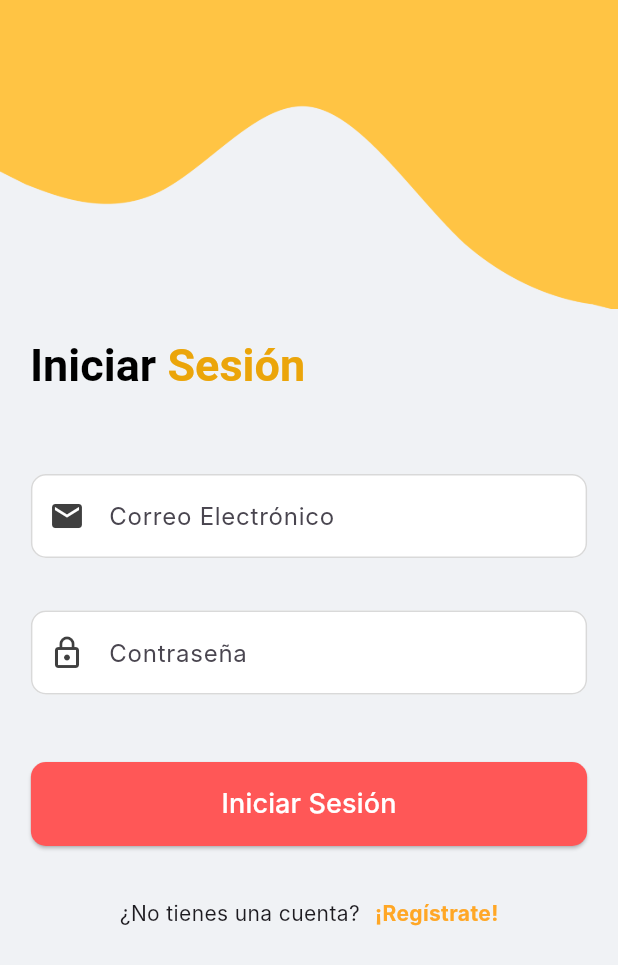
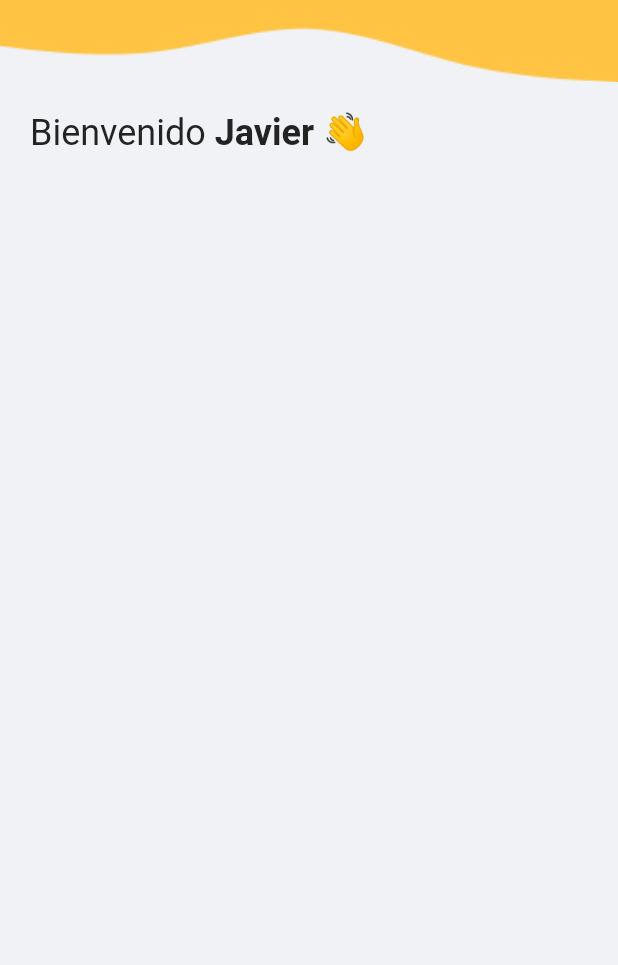
Before and after one commit to SI728-Emergentes-CargaSinEstres/mobile-app, a Flutter app: the LoginScreen screen opened by its route, after a tap on "Iniciar Sesión", on a phone screen of 412 x 824 dp. Shown: the top 965 px of the screen. Run offline on Flutter 3.47's test engine with Material 3 defaults, Android fonts, the phone set to English and light mode, and no system bars; Roboto replaces fonts that are missing (Inter).

Commit message:
feat: Add home screen

```diff
--- a/carga_sin_estres_flutter/lib/main.dart
+++ b/carga_sin_estres_flutter/lib/main.dart
@@ -1,3 +1,4 @@
+import 'package:carga_sin_estres_flutter/screens/menu/home.dart';
 import 'package:carga_sin_estres_flutter/screens/menu/login.dart';
 import 'package:carga_sin_estres_flutter/screens/menu/register.dart';
 import 'package:carga_sin_estres_flutter/screens/menu/splash_screen.dart';
@@ -32,6 +33,9 @@ class MainApp extends StatelessWidget {
           case '/register':
             builder = (BuildContext context) => const RegisterScreen();
             break;
+          case '/home':
+            builder = (BuildContext context) => const HomeScreen();
+            break;
           default:
             throw Exception('Invalid route: ${settings.name}');
         }
--- a/carga_sin_estres_flutter/lib/screens/menu/home.dart
+++ b/carga_sin_estres_flutter/lib/screens/menu/home.dart
@@ -0,0 +1,69 @@
+import 'package:carga_sin_estres_flutter/utils/theme.dart';
+import 'package:flutter/material.dart';
+
+class HomeScreen extends StatefulWidget {
+  const HomeScreen({super.key});
+
+  @override
+  State<HomeScreen> createState() => _HomeScreenState();
+}
+
+class _HomeScreenState extends State<HomeScreen> {
+  @override
+  Widget build(BuildContext context) {
+    final double screenWidth = MediaQuery.of(context).size.width;
+
+    return Scaffold(
+      backgroundColor: AppTheme.primaryWhite,
+      resizeToAvoidBottomInset: true,
+      body: SafeArea(
+        child: SingleChildScrollView(
+          child: Column(
+              mainAxisAlignment: MainAxisAlignment.start,
+              children: <Widget>[
+                Image.asset(
+                  'assets/background/wave_up_3.png',
+                  width: screenWidth,
+                  fit: BoxFit.cover,
+                ),
+                Padding(
+                  padding: const EdgeInsets.all(20),
+                  child: Column(
+                    mainAxisAlignment: MainAxisAlignment.center,
+                    crossAxisAlignment: CrossAxisAlignment.center,
+                    children: <Widget>[
+                      _buildUserWave('Javier'),
+                      const SizedBox(height: 55),
+                    ],
+                  ),
+                ),
+              ]),
+        ),
+      ),
+    );
+  }
+
+  Widget _buildUserWave(String username) {
+    return Align(
+      alignment: Alignment.centerLeft,
+      child: RichText(
+        textAlign: TextAlign.left,
+        text: TextSpan(
+          style: const TextStyle(
+            fontSize: 24,
+            color: AppTheme.secondaryBlack,
+          ),
+          children: <TextSpan>[
+            const TextSpan(text: 'Bienvenido '),
+            TextSpan(
+              text: '$username 👋',
+              style: const TextStyle(
+                fontWeight: FontWeight.bold,
+              ),
+            ),
+          ],
+        ),
+      ),
+    );
+  }
+}
--- a/carga_sin_estres_flutter/lib/screens/menu/register.dart
+++ b/carga_sin_estres_flutter/lib/screens/menu/register.dart
@@ -83,7 +83,7 @@ class _RegisterScreenState extends State<RegisterScreen> {
                       width: inputWidth,
                       child: ElevatedButton(
                         onPressed: () {
-                          Navigator.pushNamed(context, '/home');
+                          Navigator.pushNamed(context, '/login');
                         },
                         style: ElevatedButton.styleFrom(
                           backgroundColor: const Color(0xFFFF5757),
--- a/carga_sin_estres_flutter/pubspec.yaml
+++ b/carga_sin_estres_flutter/pubspec.yaml
@@ -25,3 +25,4 @@ flutter:
     - assets/moving_images/moving_splash_screen.png
     - assets/background/wave_up_1.png
     - assets/background/wave_up_2.png
+    - assets/background/wave_up_3.png
```
Also changed, not shown: carga_sin_estres_flutter/assets/background/wave_up_3.png (added).
